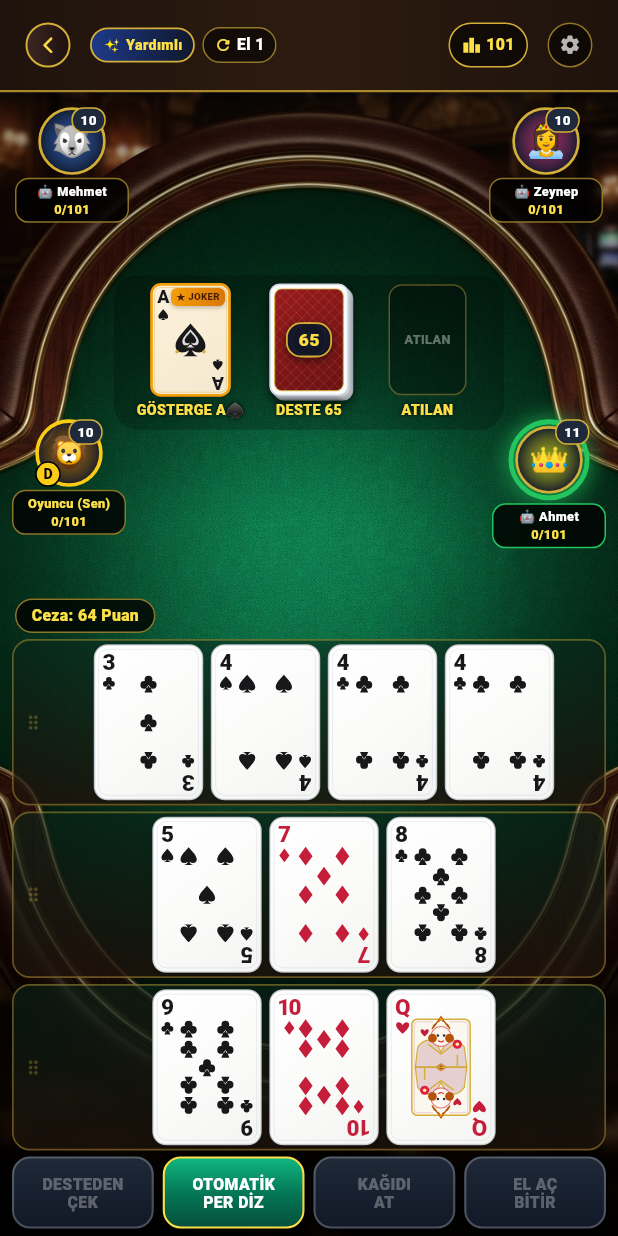
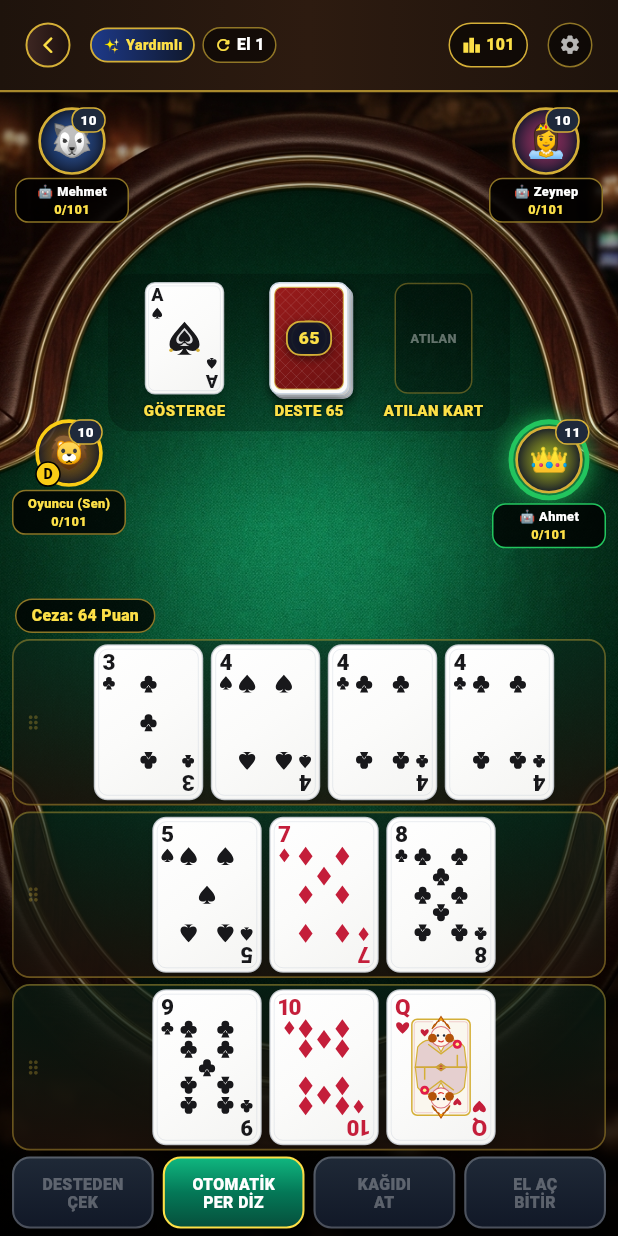
Before and after one commit to karmenali/yanik-iskambil-offline, a Flutter app: the screen it shows after launch, after a tap on "OYNA", on a phone screen of 412 x 824 dp. Run offline on Flutter 3.47's test engine with Material 3 defaults, Android fonts, the phone set to English and light mode, and no system bars; our stand-ins replace audioplayers, google_mobile_ads, shared_preferences.

Commit message:
fix(ui): prevent Gösterge text overflow and remove intrusive JOKER badge from indicator card

```diff
--- a/lib/screens/offline_table_screen.dart
+++ b/lib/screens/offline_table_screen.dart
@@ -1020,8 +1020,8 @@ class _OfflineTableScreenState extends State<OfflineTableScreen>
     final canDrawNow = _ctrl.isHumanTurn && !_ctrl.hasDrawnThisTurn;
 
     return Container(
-      width: 260,
-      padding: const EdgeInsets.symmetric(horizontal: 8, vertical: 6),
+      width: 268,
+      padding: const EdgeInsets.symmetric(horizontal: 6, vertical: 6),
       decoration: BoxDecoration(
         color: Colors.black.withValues(alpha: 0.22),
         borderRadius: BorderRadius.circular(16),
@@ -1030,9 +1030,9 @@ class _OfflineTableScreenState extends State<OfflineTableScreen>
         mainAxisAlignment: MainAxisAlignment.spaceEvenly,
         crossAxisAlignment: CrossAxisAlignment.end,
         children: [
-          // 1. GÖSTERGE JOKERİ (72px sabit genişlik)
+          // 1. GÖSTERGE REFERANS KARTI (76px genişlik, FittedBox ile asla taşmaz)
           SizedBox(
-            width: 72,
+            width: 76,
             child: Column(
               mainAxisSize: MainAxisSize.min,
               children: [
@@ -1040,35 +1040,41 @@ class _OfflineTableScreenState extends State<OfflineTableScreen>
                   PlayingCardWidget(
                     card: indicator,
                     wildRank: _ctrl.wildRank,
-                    showWildHints: true,
+                    showWildHints: false,
+                    isIndicator: true,
                     width: 52,
                     height: 74,
                   )
                 else
                   const SizedBox(width: 52, height: 74),
                 const SizedBox(height: 3),
-                Text(
-                  indicator != null
-                      ? 'GÖSTERGE ${indicator.rankLabel}${indicator.suitSymbol}'
-                      : 'GÖSTERGE',
+                const SizedBox(
+                  height: 16,
+                  child: FittedBox(
+                    fit: BoxFit.scaleDown,
+                    alignment: Alignment.center,
+                    child: Text(
+                      'GÖSTERGE',
                       maxLines: 1,
-                  overflow: TextOverflow.ellipsis,
                       textAlign: TextAlign.center,
-                  style: const TextStyle(
+                      style: TextStyle(
                         color: Color(0xFFFDE047),
                         fontWeight: FontWeight.w900,
-                    fontSize: 9.5,
+                        fontSize: 10,
+                        letterSpacing: 0.5,
                         shadows: [Shadow(color: Colors.black, blurRadius: 4)],
                       ),
                     ),
-              ],
-            ),
-          ),
-
-          // 2. 3D KAPALI DESTE (72px sabit genişlik)
+                  ),
+                ),
+              ],
+            ),
+          ),
+
+          // 2. 3D KAPALI DESTE (76px genişlik, FittedBox ile asla taşmaz)
           SizedBox(
             key: _drawDeckKey,
-            width: 72,
+            width: 76,
             child: GestureDetector(
               onTap: canDrawNow ? _handleAnimatedDraw : null,
               child: Column(
@@ -1095,31 +1101,37 @@ class _OfflineTableScreenState extends State<OfflineTableScreen>
                     ),
                   ),
                   const SizedBox(height: 3),
-                  Text(
+                  SizedBox(
+                    height: 16,
+                    child: FittedBox(
+                      fit: BoxFit.scaleDown,
+                      alignment: Alignment.center,
+                      child: Text(
                         canDrawNow ? '👇 ÇEK ($drawCount)' : 'DESTE $drawCount',
                         maxLines: 1,
-                    overflow: TextOverflow.ellipsis,
                         textAlign: TextAlign.center,
                         style: TextStyle(
                           color: canDrawNow
                               ? const Color(0xFF4ADE80)
                               : const Color(0xFFFDE047),
                           fontWeight: FontWeight.w900,
-                      fontSize: 9.5,
+                          fontSize: 10,
                           shadows: const [
                             Shadow(color: Colors.black, blurRadius: 4),
                           ],
                         ),
                       ),
-                ],
-              ),
-            ),
-          ),
-
-          // 3. ATILAN KAĞIT (72px sabit genişlik)
+                    ),
+                  ),
+                ],
+              ),
+            ),
+          ),
+
+          // 3. ATILAN KAĞIT (76px genişlik, FittedBox ile asla taşmaz)
           SizedBox(
             key: _discardPileKey,
-            width: 72,
+            width: 76,
             child: GestureDetector(
               onTap: () => _showDiscardHistorySheet(),
               child: Column(
@@ -1155,18 +1167,23 @@ class _OfflineTableScreenState extends State<OfflineTableScreen>
                           ),
                         ),
                   const SizedBox(height: 3),
-                  Text(
-                    discardTop != null
-                        ? 'ATILAN ${discardTop.rankLabel}${discardTop.suitSymbol}'
-                        : 'ATILAN',
+                  const SizedBox(
+                    height: 16,
+                    child: FittedBox(
+                      fit: BoxFit.scaleDown,
+                      alignment: Alignment.center,
+                      child: Text(
+                        'ATILAN KART',
                         maxLines: 1,
-                    overflow: TextOverflow.ellipsis,
                         textAlign: TextAlign.center,
-                    style: const TextStyle(
+                        style: TextStyle(
                           color: Color(0xFFFDE047),
                           fontWeight: FontWeight.w900,
-                      fontSize: 9.5,
+                          fontSize: 10,
+                          letterSpacing: 0.3,
                           shadows: [Shadow(color: Colors.black, blurRadius: 4)],
+                        ),
+                      ),
                     ),
                   ),
                 ],
--- a/lib/widgets/playing_card_widget.dart
+++ b/lib/widgets/playing_card_widget.dart
@@ -7,6 +7,7 @@ class PlayingCardWidget extends StatelessWidget {
   final CardModel card;
   final int wildRank;
   final bool showWildHints; // Yardımsız modda false olur; gösterge jokerini normal kağıt gibi gösterir
+  final bool isIndicator; // Masadaki gösterge referans kartı için true verilir; asla joker etiketi almaz
   final bool isSelected;
   final bool isMelded;
   final bool isNewlyDrawn;
@@ -20,6 +21,7 @@ class PlayingCardWidget extends StatelessWidget {
     required this.card,
     required this.wildRank,
     this.showWildHints = true,
+    this.isIndicator = false,
     this.isSelected = false,
     this.isMelded = false,
     this.isNewlyDrawn = false,
@@ -32,10 +34,14 @@ class PlayingCardWidget extends StatelessWidget {
   @override
   Widget build(BuildContext context) {
     final bool isPhysicalJoker = card.isPhysicalJoker;
+    // Gösterge referans kartı masada kendi orijinal yüzüyle temiz gösterilir;
     // Yardımsız modda (showWildHints == false) sadece gerçek fiziksel Joker kağıdı Joker görünümündedir;
     // Gösterge kağıdıyla aynı sayıdaki kağıtlar normal iskambil kağıdı olarak çizilir (kopya/ipucu verilmez!)
-    final bool isIndicatorWild =
-        showWildHints && !isPhysicalJoker && wildRank > 0 && card.rank == wildRank;
+    final bool isIndicatorWild = !isIndicator &&
+        showWildHints &&
+        !isPhysicalJoker &&
+        wildRank > 0 &&
+        card.rank == wildRank;
     final bool showAsWild = isPhysicalJoker || isIndicatorWild;
 
     String normalizedSuit = card.suit.toUpperCase();
@@ -110,56 +116,62 @@ class PlayingCardWidget extends StatelessWidget {
               ),
             ),
 
-          // 4. Yardımlı Modda Joker Yıldız İpucu (Sağ üst altın rozet / yıldız)
+          // 4. Yardımlı Modda Göstergeye Bağlı Joker Rozeti
+          // Yalnızca sağ üst köşede kompakt mikro-rozet olarak yer alır.
+          // Sol üst rank/suit indeksini, portre başını ve merkez çizimini ASLA örtmez.
           if (isIndicatorWild)
             Positioned(
-              top: 2.5,
-              right: 3.0,
+              top: 2.0,
+              right: 2.2,
               child: IgnorePointer(
-                child: width >= 50
+                child: width >= 46
                     ? Container(
-                        padding: const EdgeInsets.symmetric(horizontal: 3.5, vertical: 1),
+                        padding: const EdgeInsets.symmetric(horizontal: 2.6, vertical: 0.6),
                         decoration: BoxDecoration(
                           gradient: const LinearGradient(
-                            colors: [Color(0xFFF59E0B), Color(0xFFD97706)],
+                            begin: Alignment.topLeft,
+                            end: Alignment.bottomRight,
+                            colors: [Color(0xFFFFD54F), Color(0xFFF59E0B)],
                           ),
-                          borderRadius: BorderRadius.circular(4),
+                          borderRadius: BorderRadius.circular(2.5),
+                          border: Border.all(color: const Color(0xFFD97706), width: 0.4),
                           boxShadow: const [
                             BoxShadow(
                               color: Colors.black26,
-                              blurRadius: 2,
-                              offset: Offset(0, 1),
+                              blurRadius: 1.5,
+                              offset: Offset(0, 0.5),
                             ),
                           ],
                         ),
                         child: Text(
-                          '★ JOKER',
+                          'JOKER',
                           style: TextStyle(
                             color: const Color(0xFF451A03),
-                            fontSize: (width * 0.11).clamp(6.5, 8.5),
+                            fontSize: (width * 0.088).clamp(5.0, 6.2),
                             fontWeight: FontWeight.w900,
-                            letterSpacing: 0.2,
+                            letterSpacing: 0.1,
+                            height: 1.0,
                           ),
                         ),
                       )
                     : Container(
-                        padding: const EdgeInsets.all(1.5),
+                        padding: const EdgeInsets.all(1.0),
                         decoration: const BoxDecoration(
                           color: Color(0xFFF59E0B),
                           shape: BoxShape.circle,
                           boxShadow: [
                             BoxShadow(
                               color: Colors.black26,
-                              blurRadius: 2,
-                              offset: Offset(0, 1),
+                              blurRadius: 1.0,
+                              offset: Offset(0, 0.5),
                             ),
                           ],
                         ),
-                        child: Text(
+                        child: const Text(
                           '★',
                           style: TextStyle(
-                            color: const Color(0xFF451A03),
-                            fontSize: (width * 0.14).clamp(7.0, 9.5),
+                            color: Color(0xFF451A03),
+                            fontSize: 5.0,
                             fontWeight: FontWeight.w900,
                             height: 1.0,
                           ),
--- a/lib/widgets/vector_card_renderer.dart
+++ b/lib/widgets/vector_card_renderer.dart
@@ -45,11 +45,11 @@ class VectorCardPainter extends CustomPainter {
       ).createShader(Rect.fromLTWH(0, 0, w, h));
     canvas.drawRRect(rrect, cardBgPaint);
 
-    // Sahte Joker (Gösterge jokeri) yardımlı moddaysa hafif altın parıltı çerçevesi
+    // Sahte Joker (Gösterge jokeri) yardımlı moddaysa hafif asil altın parıltı dokusu
     final bool isIndicatorWild = showAsWild && !isPhysicalJoker;
     if (isIndicatorWild) {
       final wildGlowPaint = Paint()
-        ..color = const Color(0xFFF59E0B).withValues(alpha: 0.15)
+        ..color = const Color(0xFFF59E0B).withValues(alpha: 0.08)
         ..style = PaintingStyle.fill;
       canvas.drawRRect(rrect, wildGlowPaint);
     }
```
Also changed, not shown: 3 other files. Lines whose indentation alone changed are shown as unchanged.
